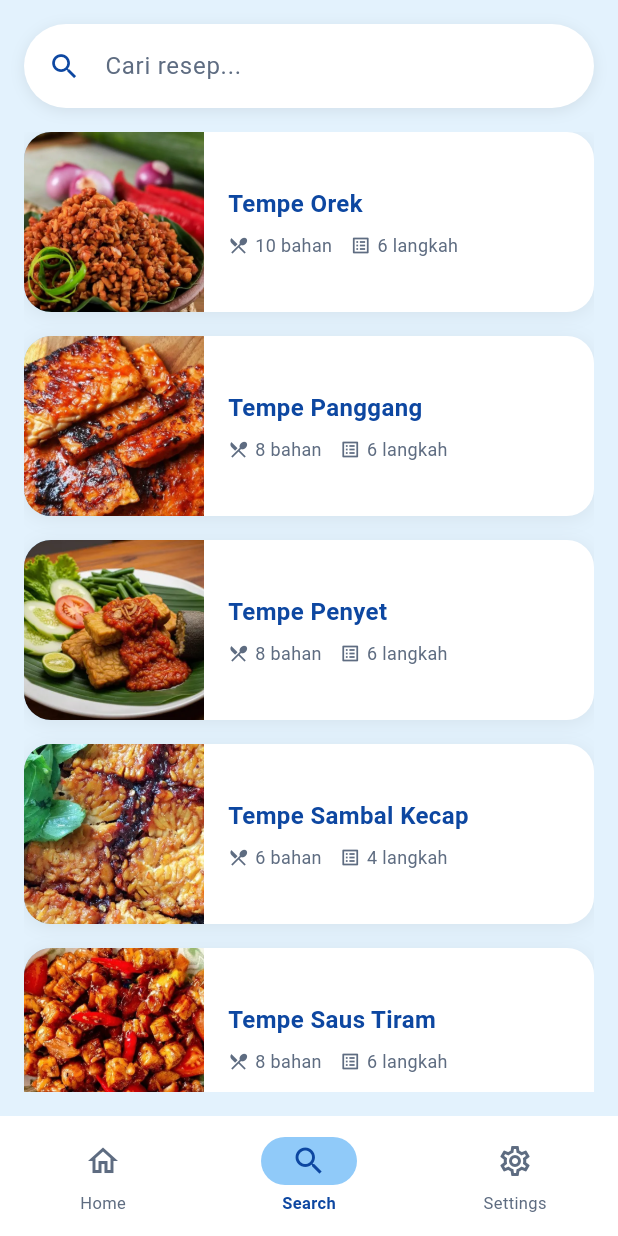
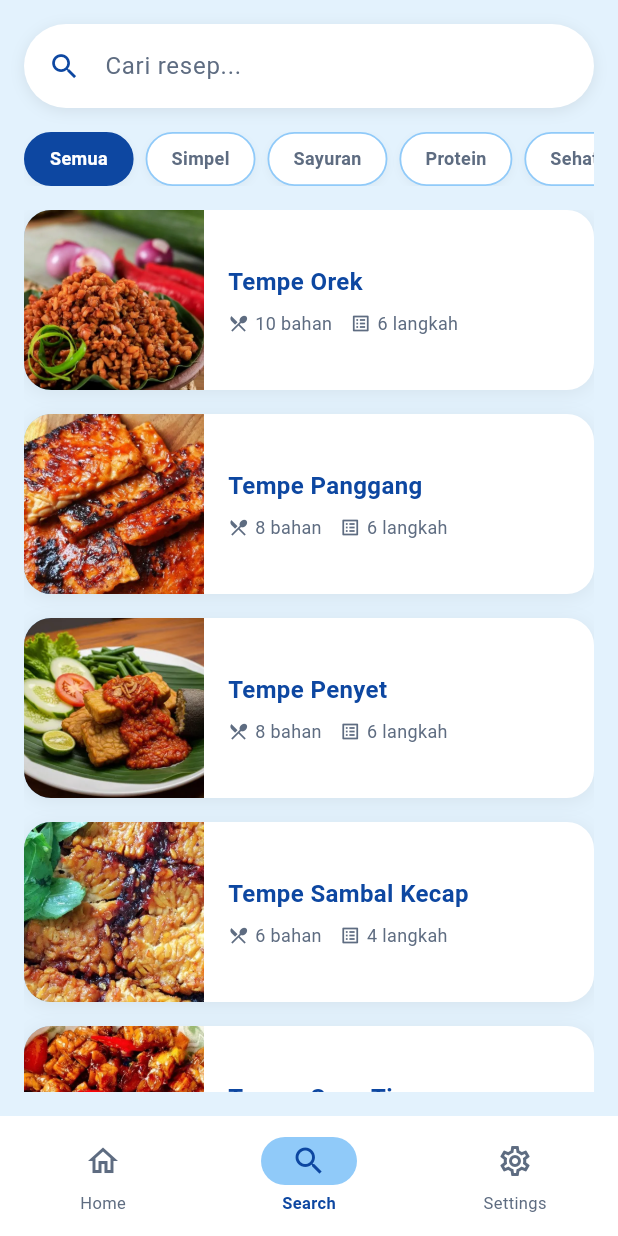
Before and after one commit to alfy4one/ResepSimpel, a Flutter app: the screen it shows after launch, item 2 of the bottom bar chosen, on a phone screen of 412 x 824 dp. Run offline on Flutter 3.47's test engine with Material 3 defaults, Android fonts, the phone set to English and light mode, and no system bars; our stand-ins replace open_filex.

Commit message:
Back arrow putih+shadow di detail; filter kategori di Search; hapus 'GitHub' dari UI

```diff
--- a/lib/main.dart
+++ b/lib/main.dart
@@ -383,6 +383,9 @@ class SearchPage extends StatefulWidget {
 class _SearchPageState extends State<SearchPage> {
   final _ctrl = TextEditingController();
   String _query = '';
+  String _kategori = 'Semua';
+
+  static const _kategoris = ['Semua', 'Simpel', 'Sayuran', 'Protein', 'Sehat'];
 
   @override
   void dispose() {
@@ -398,7 +401,36 @@ class _SearchPageState extends State<SearchPage> {
     // cuma karena bahannya ada "telur ayam").
     return daftarResep
         .where((r) => r.nama.toLowerCase().contains(q))
+        .where((r) => _kategori == 'Semua' || r.kategori == _kategori)
         .toList();
+  }
+
+  // Chip filter kategori (Semua + 4 kategori)
+  Widget _chipFilter(String kategori) {
+    final aktif = _kategori == kategori;
+    return GestureDetector(
+      onTap: () => setState(() => _kategori = kategori),
+      child: Container(
+        padding: const EdgeInsets.symmetric(horizontal: 16, vertical: 8),
+        margin: const EdgeInsets.only(right: 8),
+        decoration: BoxDecoration(
+          color: aktif ? cBiruPekat : cPutih,
+          borderRadius: BorderRadius.circular(20),
+          border: Border.all(color: aktif ? cBiruPekat : cBiruTerang, width: 1.2),
+          boxShadow: const [
+            BoxShadow(color: Color(0x0A000000), blurRadius: 4, offset: Offset(0, 2)),
+          ],
+        ),
+        child: Text(
+          kategori,
+          style: TextStyle(
+            color: aktif ? cPutih : cTeksMuted,
+            fontSize: 12,
+            fontWeight: FontWeight.w600,
+          ),
+        ),
+      ),
+    );
   }
 
   @override
@@ -437,6 +469,19 @@ class _SearchPageState extends State<SearchPage> {
                       ),
                     ),
                   ),
+                ],
+              ),
+            ),
+          ),
+          // Filter kategori
+          Padding(
+            padding: const EdgeInsets.fromLTRB(16, 16, 16, 0),
+            child: SizedBox(
+              height: 36,
+              child: ListView(
+                scrollDirection: Axis.horizontal,
+                children: [
+                  for (final k in _kategoris) _chipFilter(k),
                 ],
               ),
             ),
@@ -665,7 +710,7 @@ Future<void> _periksaUpdate(BuildContext context) async {
   } on BelumRilisException {
     navigator.pop();
     messenger.showSnackBar(
-      const SnackBar(content: Text('Belum ada rilis di GitHub — kamu pakai versi terbaru.')),
+      const SnackBar(content: Text('Sudah versi terbaru — belum ada pembaruan.')),
     );
   } catch (e) {
     navigator.pop();
--- a/lib/services/update_service.dart
+++ b/lib/services/update_service.dart
@@ -44,7 +44,7 @@ class UpdateService {
       throw const BelumRilisException();
     }
     if (res.statusCode != 200) {
-      throw Exception('Tidak bisa menghubungi GitHub (status ${res.statusCode})');
+      throw Exception('Gagal memeriksa pembaruan (status ${res.statusCode})');
     }
     return parseRelease(jsonDecode(res.body));
   }
```
Also changed, not shown: lib/pages/resep_detail_page.dart (+16 -0 lines).
